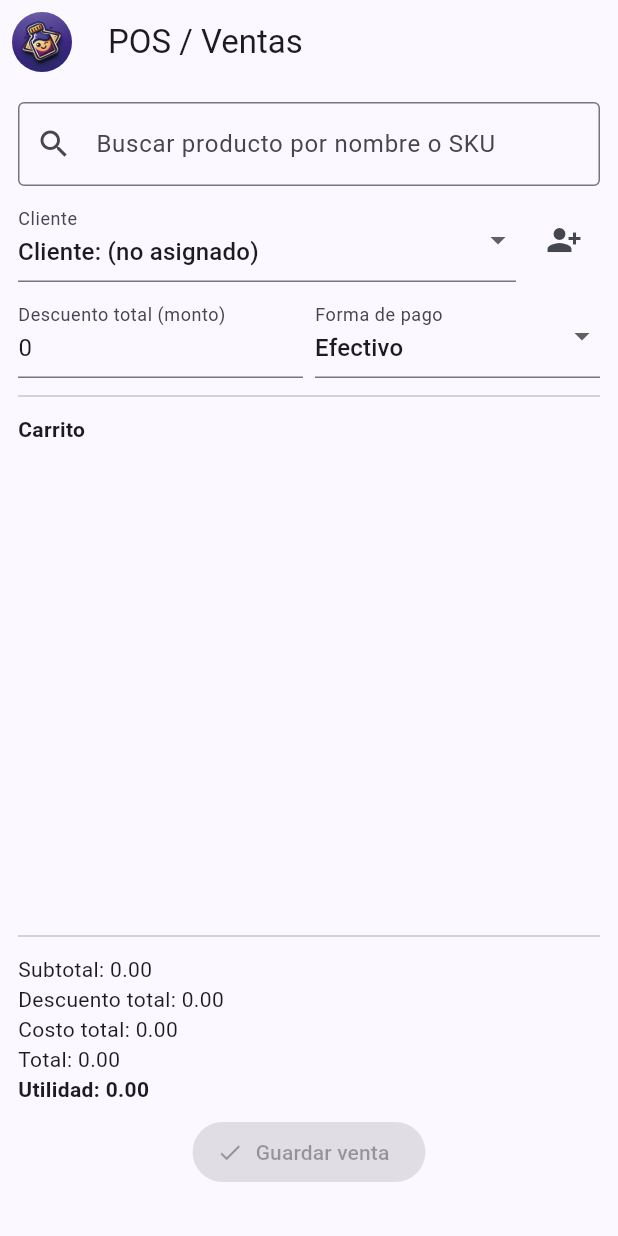
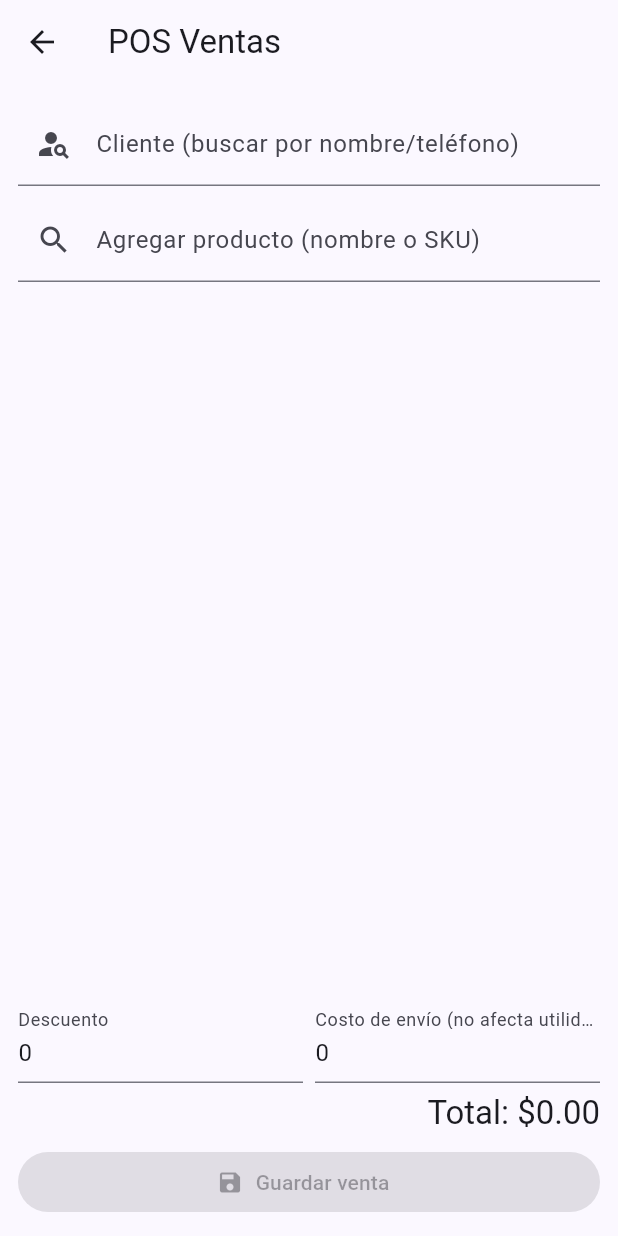
Before and after one commit to sergiopolis69-oss/popperscuv4, a Flutter app: the SalesPage screen opened directly, on a phone screen of 412 x 824 dp. Run offline on Flutter 3.47's test engine with Material 3 defaults, Android fonts, the phone set to English and light mode, and no system bars; drawn by our look-alikes of flutter_typeahead; our stand-ins replace flutter_riverpod, sqflite; accounts and stored records are empty.

Commit message:
Update sales_page.dart

```diff
--- a/lib/ui/sales_page.dart
+++ b/lib/ui/sales_page.dart
@@ -1,301 +1,301 @@
+
 import 'package:flutter/material.dart';
-import 'package:flutter_typeahead/flutter_typeahead.dart';
+import 'package:flutter_riverpod/flutter_riverpod.dart';
 import 'package:uuid/uuid.dart';
-import '../models/product.dart';
-import '../models/customer.dart';
-import '../models/sale_item.dart';
+import '../repositories/sale_repository.dart';
 import '../repositories/product_repository.dart';
 import '../repositories/customer_repository.dart';
-import '../repositories/sale_repository.dart';
 
-class SalesPage extends StatefulWidget {
+class _CartLine {
+  String productId;
+  String name;
+  String? sku;
+  int quantity;
+  double price;
+  double costAtSale;
+  double lineDiscount;
+  _CartLine({
+    required this.productId,
+    required this.name,
+    this.sku,
+    required this.quantity,
+    required this.price,
+    required this.costAtSale,
+    this.lineDiscount = 0,
+  });
+  double get subtotal => ((price * quantity) - lineDiscount).clamp(0, double.infinity);
+}
+
+class SalesPage extends ConsumerStatefulWidget {
   const SalesPage({super.key});
   @override
-  State<SalesPage> createState() => _SalesPageState();
+  ConsumerState<SalesPage> createState() => _SalesPageState();
 }
 
-class _SalesPageState extends State<SalesPage> {
+class _SalesPageState extends ConsumerState<SalesPage> {
   final _uuid = const Uuid();
-  final _items = <SaleItem>[];
   String? _customerId;
-  double _discount = 0;
-  String _paymentMethod = 'Cash';
+  String _customerLabel = '';
+  final _shippingCtrl = TextEditingController(text: '0');
+  final _discountCtrl = TextEditingController(text: '0');
 
-  late Future<List<Product>> _productsFuture;
-  late Future<List<Customer>> _customersFuture;
-  List<Product> _cachedProducts = const [];
-
-  final _searchCtrl = TextEditingController();
+  final List<_CartLine> _items = [];
 
   @override
-  void initState() {
-    super.initState();
-    _productsFuture = ProductRepository().all().then((v){ _cachedProducts = v; return v; });
-    _customersFuture = CustomerRepository().all();
+  void dispose() {
+    _shippingCtrl.dispose();
+    _discountCtrl.dispose();
+    super.dispose();
   }
 
-  double get _subtotal => _items.fold(0.0, (p, e) => p + e.subtotal);
-  double get _costTotal => _items.fold(0.0, (p, e) => p + (e.costAtSale * e.quantity));
-  double get _total => (_subtotal - _discount).clamp(0, double.infinity);
-  double get _profit => _total - _costTotal;
-
-  String _nameFor(List<Product> list, String id) {
-    final f = list.where((e) => e.id == id);
-    return f.isEmpty ? id : f.first.name;
-  }
+  // Helpers para acceder con seguridad a campos dinámicos
+  String _asString(Object? v) => v?.toString() ?? '';
+  String _lower(Object? v) => _asString(v).toLowerCase();
+  String _nameOf(Object o) { try { return (o as dynamic).name as String; } catch (_) { return ''; } }
+  String? _phoneOf(Object o) { try { return (o as dynamic).phone as String?; } catch (_) { return null; } }
+  String? _skuOf(Object o) { try { return (o as dynamic).sku as String?; } catch (_) { return null; } }
+  String _idOf(Object o) { try { return (o as dynamic).id as String; } catch (_) { return ''; } }
+  double _priceOf(Object o) { try { return ((o as dynamic).price as num).toDouble(); } catch (_) { return 0; } }
+  double _costOf(Object o) { try { return ((o as dynamic).cost as num).toDouble(); } catch (_) { return 0; } }
 
   @override
   Widget build(BuildContext context) {
+    final productRepo = ProductRepository();
+    final customerRepo = CustomerRepository();
+
     return Scaffold(
-      appBar: AppBar(
-        title: const Text('POS / Ventas'),
-        leading: Padding(padding: const EdgeInsets.all(8), child: CircleAvatar(backgroundImage: AssetImage('assets/logo.png'))),
-      ),
-      body: SafeArea(
-        child: Padding(
+      appBar: AppBar(title: const Text('POS Ventas')),
+      body: Padding(
         padding: const EdgeInsets.all(12),
         child: Column(
           children: [
-              TypeAheadField<Product>(
-                suggestionsCallback: (pattern) async {
-                  final all = _cachedProducts.isNotEmpty ? _cachedProducts : await ProductRepository().all();
-                  _cachedProducts = all;
-                  final q = pattern.toLowerCase();
-                  return all.where((p){
-                    final n = p.name.toLowerCase();
-                    final s = (p.sku ?? '').toLowerCase();
-                    return n.contains(q) || s.contains(q);
-                  }).toList();
+            // 🔎 Buscador de CLIENTE
+            FutureBuilder<List<Object?>>(
+              future: customerRepo.all().then((v) => v.cast<Object?>()),
+              builder: (context, snapshot) {
+                final List<Object> customers = List<Object>.from(snapshot.data ?? const <Object>[]);
+                return RawAutocomplete<Object>(
+                  optionsBuilder: (TextEditingValue te) {
+                    final q = te.text.trim().toLowerCase();
+                    if (q.isEmpty) return const Iterable<Object>.empty();
+                    return customers.where((c) =>
+                      _lower((c as dynamic).name).contains(q) ||
+                      _lower((c as dynamic).phone).contains(q));
                   },
-                builder: (context, controller, focusNode) {
+                  displayStringForOption: (opt) => _nameOf(opt),
+                  onSelected: (opt) {
+                    setState(() {
+                      _customerId = _idOf(opt);
+                      _customerLabel = _nameOf(opt);
+                    });
+                  },
+                  fieldViewBuilder: (context, ctrl, focus, onFieldSubmitted) {
+                    ctrl.text = _customerLabel;
                     return TextField(
-                    controller: controller,
-                    focusNode: focusNode,
+                      controller: ctrl,
+                      focusNode: focus,
                       decoration: const InputDecoration(
-                      labelText: 'Buscar producto por nombre o SKU',
-                      prefixIcon: Icon(Icons.search),
-                      border: OutlineInputBorder(),
+                        labelText: 'Cliente (buscar por nombre/teléfono)',
+                        prefixIcon: Icon(Icons.person_search),
                       ),
                     );
                   },
-                itemBuilder: (context, Product p) => ListTile(
-                  title: Text(p.name),
-                  subtitle: Text('SKU: ${p.sku ?? '-'} — Stock: ${p.stock}  |  Venta: ${p.price.toStringAsFixed(2)}'),
-                ),
-                onSelected: (Product p) => _addItemDialog(p),
-              ),
-              const SizedBox(height: 8),
-              Row(
-                children: [
-                  Expanded(
-                    child: FutureBuilder<List<Customer>>(
-                      future: _customersFuture,
-                      builder: (c, snap) {
-                        final list = snap.data ?? [];
-                        return DropdownButtonFormField<String>(
-                          value: _customerId,
-                          items: [
-                            const DropdownMenuItem(value: null, child: Text('Cliente: (no asignado)')),
-                            ...list.map((e) => DropdownMenuItem(value: e.id, child: Text(e.name)))
-                          ],
-                          onChanged: (v) => setState(() => _customerId = v),
-                          decoration: const InputDecoration(labelText: 'Cliente'),
+                  optionsViewBuilder: (context, onSelected, opts) {
+                    return Align(
+                      alignment: Alignment.topLeft,
+                      child: Material(
+                        elevation: 4,
+                        child: SizedBox(
+                          height: 200,
+                          child: ListView.builder(
+                            itemCount: opts.length,
+                            itemBuilder: (c, i) {
+                              final o = opts.elementAt(i);
+                              return ListTile(
+                                title: Text(_nameOf(o)),
+                                subtitle: Text(_phoneOf(o) ?? ''),
+                                onTap: () => onSelected(o),
                               );
                             },
                           ),
                         ),
-                  const SizedBox(width: 8),
-                  IconButton(icon: const Icon(Icons.person_add_alt_1), tooltip: 'Agregar cliente rápido', onPressed: _quickAddCustomer),
+                      ),
+                    );
+                  },
+                );
+              },
+            ),
+            const SizedBox(height: 8),
+
+            // 🔎 Buscador de PRODUCTOS
+            FutureBuilder<List<Object?>>(
+              future: productRepo.all().then((v) => v.cast<Object?>()),
+              builder: (context, snapshot) {
+                final List<Object> products = List<Object>.from(snapshot.data ?? const <Object>[]);
+                return RawAutocomplete<Object>(
+                  optionsBuilder: (TextEditingValue te) {
+                    final q = te.text.trim().toLowerCase();
+                    if (q.isEmpty) return const Iterable<Object>.empty();
+                    return products.where((p) =>
+                      _lower((p as dynamic).name).contains(q) ||
+                      _lower((p as dynamic).sku).contains(q));
+                  },
+                  displayStringForOption: (opt) => _nameOf(opt),
+                  onSelected: (opt) {
+                    setState(() {
+                      _items.add(_CartLine(
+                        productId: _idOf(opt),
+                        name: _nameOf(opt),
+                        sku: _skuOf(opt),
+                        quantity: 1,
+                        price: _priceOf(opt),
+                        costAtSale: _costOf(opt),
+                      ));
+                    });
+                  },
+                  fieldViewBuilder: (context, ctrl, focus, onFieldSubmitted) {
+                    return TextField(
+                      controller: ctrl,
+                      focusNode: focus,
+                      decoration: const InputDecoration(
+                        labelText: 'Agregar producto (nombre o SKU)',
+                        prefixIcon: Icon(Icons.search),
+                      ),
+                    );
+                  },
+                  optionsViewBuilder: (context, onSelected, opts) {
+                    return Align(
+                      alignment: Alignment.topLeft,
+                      child: Material(
+                        elevation: 4,
+                        child: SizedBox(
+                          height: 200,
+                          child: ListView.builder(
+                            itemCount: opts.length,
+                            itemBuilder: (c, i) {
+                              final o = opts.elementAt(i);
+                              final sku = _skuOf(o);
+                              final skuText = (sku == null || sku.isEmpty) ? "-" : sku;
+                              return ListTile(
+                                title: Text(_nameOf(o)),
+                                subtitle: Text("SKU: $skuText  |  \$${_priceOf(o).toStringAsFixed(2)}"),
+                                onTap: () => onSelected(o),
+                              );
+                            },
+                          ),
+                        ),
+                      ),
+                    );
+                  },
+                );
+              },
+            ),
+            const SizedBox(height: 8),
+
+            // Lista de items
+            Expanded(
+              child: ListView.builder(
+                itemCount: _items.length,
+                itemBuilder: (c, i) {
+                  final it = _items[i];
+                  return ListTile(
+                    title: Text("${it.name}  x${it.quantity}  \$${it.price.toStringAsFixed(2)}"),
+                    subtitle: Text("Desc: ${it.lineDiscount.toStringAsFixed(2)} | Subtotal: ${it.subtotal.toStringAsFixed(2)}"),
+                    trailing: Row(
+                      mainAxisSize: MainAxisSize.min,
+                      children: [
+                        IconButton(icon: const Icon(Icons.remove), onPressed: () {
+                          setState(() { if (it.quantity > 1) it.quantity--; });
+                        }),
+                        IconButton(icon: const Icon(Icons.add), onPressed: () {
+                          setState(() { it.quantity++; });
+                        }),
+                        IconButton(icon: const Icon(Icons.delete), onPressed: () {
+                          setState(() { _items.removeAt(i); });
+                        }),
                       ],
                     ),
-              const SizedBox(height: 8),
+                  );
+                },
+              ),
+            ),
+
+            // Totales + campos
+            Builder(
+              builder: (context) {
+                final discount = double.tryParse(_discountCtrl.text) ?? 0;
+                final shipping = double.tryParse(_shippingCtrl.text) ?? 0;
+                double subtotal = 0;
+                for (final it in _items) {
+                  subtotal += (it.price * it.quantity) - it.lineDiscount;
+                }
+                if (subtotal < 0) subtotal = 0;
+                final total = (subtotal - discount + shipping);
+                return Column(
+                  children: [
                     Row(
                       children: [
-                  Expanded(
-                    child: TextFormField(
-                      initialValue: '0',
-                      decoration: const InputDecoration(labelText: 'Descuento total (monto)'),
+                        Expanded(child: TextField(
+                          controller: _discountCtrl,
                           keyboardType: TextInputType.number,
-                      onChanged: (v) => setState(() => _discount = double.tryParse(v) ?? 0),
+                          decoration: const InputDecoration(labelText: 'Descuento'),
+                          onChanged: (_) => setState(() {}),
+                        )),
+                        const SizedBox(width: 8),
+                        Expanded(child: TextField(
+                          controller: _shippingCtrl,
+                          keyboardType: TextInputType.number,
+                          decoration: const InputDecoration(labelText: 'Costo de envío (no afecta utilidad)'),
+                          onChanged: (_) => setState(() {}),
+                        )),
+                      ],
                     ),
+                    const SizedBox(height: 6),
+                    Align(
+                      alignment: Alignment.centerRight,
+                      child: Text("Total: \$${(total < 0 ? 0 : total).toStringAsFixed(2)}", style: Theme.of(context).textTheme.titleLarge),
                     ),
-                  const SizedBox(width: 8),
-                  Expanded(
-                    child: DropdownButtonFormField<String>(
-                      value: _paymentMethod,
-                      items: const [
-                        DropdownMenuItem(value: 'Cash', child: Text('Efectivo')),
-                        DropdownMenuItem(value: 'Card', child: Text('Tarjeta')),
-                        DropdownMenuItem(value: 'Transfer', child: Text('Transferencia')),
-                        DropdownMenuItem(value: 'Other', child: Text('Otro')),
-                      ],
-                      onChanged: (v) => setState(() => _paymentMethod = v ?? 'Cash'),
-                      decoration: const InputDecoration(labelText: 'Forma de pago'),
+                    const SizedBox(height: 8),
+                    SizedBox(
+                      width: double.infinity,
+                      child: ElevatedButton.icon(
+                        icon: const Icon(Icons.save),
+                        label: const Text('Guardar venta'),
+                        onPressed: _items.isEmpty ? null : () async {
+                          final repo = SaleRepository();
+                          await repo.createSale(
+                            customerId: _customerId,
+                            paymentMethod: 'cash',
+                            discount: double.tryParse(_discountCtrl.text) ?? 0,
+                            shippingCost: double.tryParse(_shippingCtrl.text) ?? 0,
+                            items: _items.map((e) => {
+                              'productId': e.productId,
+                              'quantity': e.quantity,
+                              'price': e.price,
+                              'costAtSale': e.costAtSale,
+                              'lineDiscount': e.lineDiscount,
+                            }).toList(),
+                          );
+                          if (mounted) {
+                            ScaffoldMessenger.of(context).showSnackBar(const SnackBar(content: Text('Venta guardada')));
+                            setState(() {
+                              _items.clear();
+                              _discountCtrl.text = '0';
+                              _shippingCtrl.text = '0';
+                              _customerId = null;
+                              _customerLabel = '';
+                            });
+                          }
+                        },
                       ),
                     ),
                   ],
-              ),
-              const Divider(height: 24),
-              Expanded(
-                child: ListView(
-                  children: [
-                    const Text('Carrito', style: TextStyle(fontWeight: FontWeight.bold)),
-                    for (int i = 0; i < _items.length; i++)
-                      ListTile(
-                        title: Text('x${_items[i].quantity} — ${_nameFor(_cachedProducts, _items[i].productId)}'),
-                        subtitle: Text('Precio: ${_items[i].price.toStringAsFixed(2)}  | Costo: ${_items[i].costAtSale.toStringAsFixed(2)}  | Desc. línea: ${_items[i].lineDiscount.toStringAsFixed(2)}  | Subtotal: ${_items[i].subtotal.toStringAsFixed(2)}'),
-                        trailing: Row(
-                          mainAxisSize: MainAxisSize.min,
-                          children: [
-                            IconButton(icon: const Icon(Icons.edit), onPressed: () => _editItemDialog(i)),
-                            IconButton(icon: const Icon(Icons.delete), onPressed: () => setState(() => _items.removeAt(i))),
-                          ],
-                        ),
+                );
+              },
             ),
           ],
         ),
       ),
-              const Divider(height: 24),
-              Column(
-                crossAxisAlignment: CrossAxisAlignment.stretch,
-                children: [
-                  Text('Subtotal: ${_subtotal.toStringAsFixed(2)}'),
-                  Text('Descuento total: ${_discount.toStringAsFixed(2)}'),
-                  Text('Costo total: ${_costTotal.toStringAsFixed(2)}'),
-                  Text('Total: ${_total.toStringAsFixed(2)}'),
-                  Text('Utilidad: ${_profit.toStringAsFixed(2)}', style: const TextStyle(fontWeight: FontWeight.bold)),
-                ],
-              ),
-              const SizedBox(height: 8),
-              Padding(
-                padding: const EdgeInsets.only(bottom: 20),
-                child: ElevatedButton.icon(
-                  icon: const Icon(Icons.check),
-                  label: const Text('Guardar venta'),
-                  onPressed: _items.isEmpty ? null : _saveSale,
-                ),
-              ),
-            ],
-          ),
-        ),
-      ),
     );
   }
-
-  Future<void> _quickAddCustomer() async {
-    final name = TextEditingController();
-    final phone = TextEditingController();
-    await showDialog(
-      context: context,
-      builder: (c) => AlertDialog(
-        title: const Text('Nuevo cliente rápido'),
-        content: Column(
-          mainAxisSize: MainAxisSize.min,
-          children: [
-            TextField(controller: name, decoration: const InputDecoration(labelText: 'Nombre')),
-            TextField(controller: phone, decoration: const InputDecoration(labelText: 'Teléfono (opcional)')),
-          ],
-        ),
-        actions: [
-          TextButton(onPressed: () => Navigator.pop(c), child: const Text('Cancelar')),
-          ElevatedButton(onPressed: () async {
-            final repo = CustomerRepository();
-            final nc = await repo.create(Customer(id: const Uuid().v4(), name: name.text.trim(), phone: phone.text.trim().isEmpty ? null : phone.text.trim()));
-            setState(() { _customersFuture = CustomerRepository().all(); _customerId = nc.id; });
-            if (mounted) Navigator.pop(c);
-          }, child: const Text('Guardar')),
-        ],
-      ),
-    );
 }
-
-  Future<void> _addItemDialog(Product p) async {
-    final qty = TextEditingController(text: '1');
-    final disc = TextEditingController(text: '0');
-    await showDialog(
-      context: context,
-      builder: (c) => AlertDialog(
-        title: Text('Agregar: ${p.name}'),
-        content: Column(
-          mainAxisSize: MainAxisSize.min,
-          children: [
-            TextField(controller: qty, keyboardType: TextInputType.number, decoration: const InputDecoration(labelText: 'Cantidad')),
-            TextField(controller: disc, keyboardType: TextInputType.number, decoration: const InputDecoration(labelText: 'Descuento por línea (monto)')),
-          ],
-        ),
-        actions: [
-          TextButton(onPressed: ()=> Navigator.pop(c), child: const Text('Cancelar')),
-          ElevatedButton(onPressed: (){
-            final q = int.tryParse(qty.text) ?? 1;
-            final d = double.tryParse(disc.text) ?? 0;
-            setState((){
-              _items.add(SaleItem(
-                id: _uuid.v4(),
-                saleId: 'temp',
-                productId: p.id,
-                quantity: q,
-                price: p.price,
-                costAtSale: p.cost,
-                lineDiscount: d,
-              ));
-            });
-            Navigator.pop(c);
-          }, child: const Text('Agregar')),
-        ],
-      ),
-    );
-  }
-
-  Future<void> _editItemDialog(int index) async {
-    final it = _items[index];
-    final qty = TextEditingController(text: it.quantity.toString());
-    final price = TextEditingController(text: it.price.toString());
-    final cost  = TextEditingController(text: it.costAtSale.toString());
-    final disc  = TextEditingController(text: it.lineDiscount.toString());
-    await showDialog(
-      context: context,
-      builder: (c) => AlertDialog(
-        title: const Text('Editar línea'),
-        content: Column(
-          mainAxisSize: MainAxisSize.min,
-          children: [
-            TextField(controller: qty, keyboardType: TextInputType.number, decoration: const InputDecoration(labelText: 'Cantidad')),
-            TextField(controller: price, keyboardType: TextInputType.number, decoration: const InputDecoration(labelText: 'Precio venta')),
-            TextField(controller: cost,  keyboardType: TextInputType.number, decoration: const InputDecoration(labelText: 'Costo')),
-            TextField(controller: disc,  keyboardType: TextInputType.number, decoration: const InputDecoration(labelText: 'Descuento por línea (monto)')),
-          ],
-        ),
-        actions: [
-          TextButton(onPressed: ()=> Navigator.pop(c), child: const Text('Cancelar')),
-          ElevatedButton(onPressed: (){
-            final q = int.tryParse(qty.text) ?? it.quantity;
-            final p = double.tryParse(price.text) ?? it.price;
-            final cst = double.tryParse(cost.text) ?? it.costAtSale;
-            final d = double.tryParse(disc.text) ?? it.lineDiscount;
-            setState((){
-              _items[index] = SaleItem(
-                id: it.id,
-                saleId: it.saleId,
-                productId: it.productId,
-                quantity: q,
-                price: p,
-                costAtSale: cst,
-                lineDiscount: d,
-              );
-            });
-            Navigator.pop(c);
-          }, child: const Text('Guardar')),
-        ],
-      ),
-    );
-  }
-
-  Future<void> _saveSale() async {
-    final repo = SaleRepository();
-    await repo.createSale(customerId: _customerId, items: _items.toList(), discount: _discount, paymentMethod: _paymentMethod);
-    if (mounted) {
-      ScaffoldMessenger.of(context).showSnackBar(const SnackBar(content: Text('Venta guardada')));
-      setState((){ _items.clear(); _customerId = null; _discount = 0; _paymentMethod = 'Cash'; });
-    }
-  }
-}
```
Lines whose indentation alone changed are shown as unchanged.
